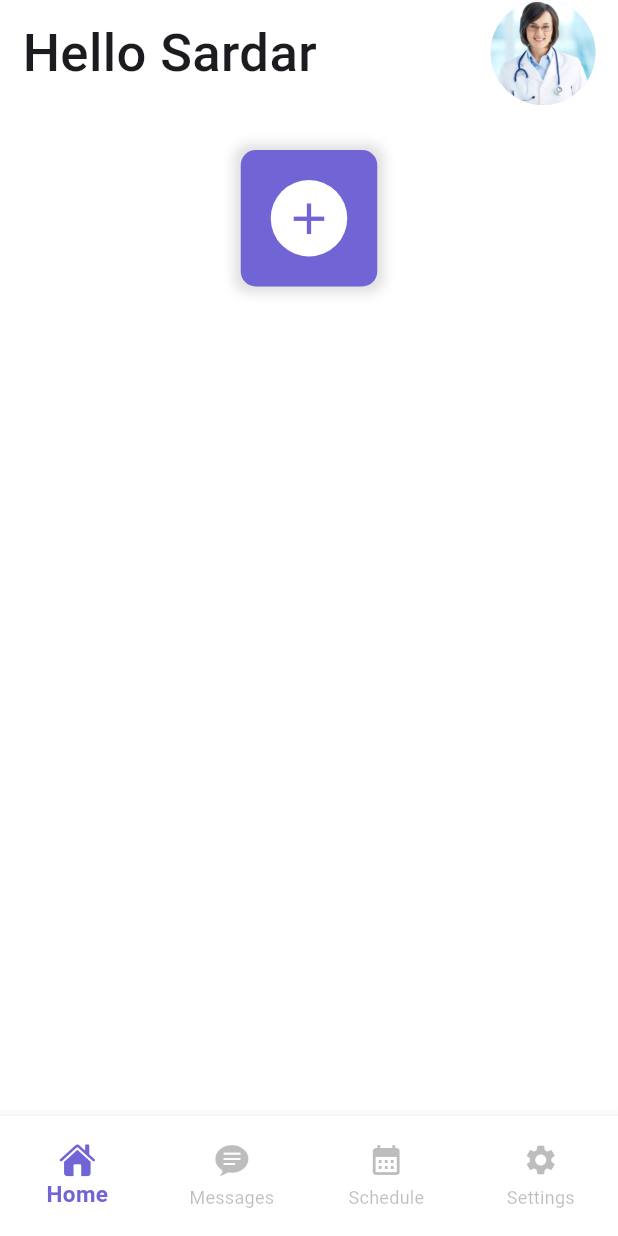
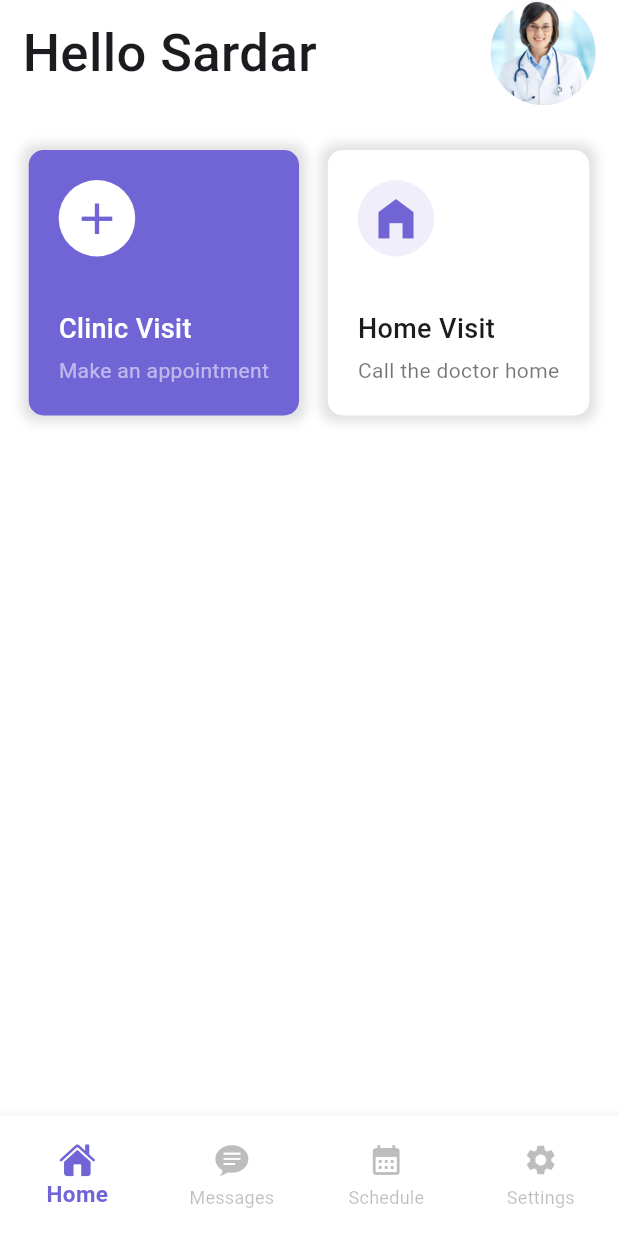
Before and after one commit to SardarHossaini/Medical-Health-App, a Flutter app: the NavbarRoots screen opened directly, on a phone screen of 412 x 824 dp. Run offline on Flutter 3.47's test engine with Material 3 defaults, Android fonts, the phone set to English and light mode, and no system bars.

Commit message:
feat: desgin the home page

```diff
--- a/lib/screen/home_screen.dart
+++ b/lib/screen/home_screen.dart
@@ -56,12 +56,60 @@ class _HomeScreenState extends State<HomeScreen> {
                           decoration: BoxDecoration(color: Colors.white, shape: BoxShape.circle),
                           child: Icon(Icons.add, color: Color(0xFF7165D6), size: 35),
                         ),
+                        SizedBox(height: 35),
+                        Text(
+                          "Clinic Visit",
+                          style: TextStyle(
+                            fontSize: 18,
+                            color: Colors.white,
+                            fontWeight: FontWeight.w500,
+                          ),
+                        ),
+                        SizedBox(height: 5),
+                        Text("Make an appointment", style: TextStyle(color: Colors.white54)),
+                      ],
+                    ),
+                  ),
+                ),
+                InkWell(
+                  onTap: () {},
+                  child: Container(
+                    padding: EdgeInsets.all(20),
+                    decoration: BoxDecoration(
+                      color: Colors.white,
+                      borderRadius: BorderRadius.circular(10),
+                      boxShadow: [BoxShadow(color: Colors.black12, blurRadius: 6, spreadRadius: 4)],
+                    ),
+                    child: Column(
+                      crossAxisAlignment: CrossAxisAlignment.start,
+                      children: [
+                        Container(
+                          padding: EdgeInsets.all(8),
+                          decoration: BoxDecoration(
+                            color: Color(0xFFF0EEFA),
+                            shape: BoxShape.circle,
+                          ),
+                          child: Icon(Icons.home_filled, color: Color(0xFF7165D6), size: 35),
+                        ),
+                        SizedBox(height: 35),
+                        Text(
+                          "Home Visit",
+                          style: TextStyle(
+                            fontSize: 18,
+                            // color: Colors.white,
+                            fontWeight: FontWeight.w500,
+                          ),
+                        ),
+                        SizedBox(height: 5),
+                        Text("Call the doctor home", style: TextStyle(color: Colors.black54)),
                       ],
                     ),
                   ),
                 ),
               ],
             ),
+            SizedBox(height: 25,),
+
           ],
         ),
       ),
```
